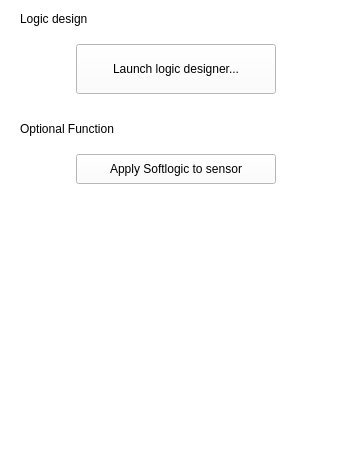
Old version of the form T3kSoftlogic/TabLogicDesignWidget.ui in the repository habilience/habilience-t3ksensor-tools.
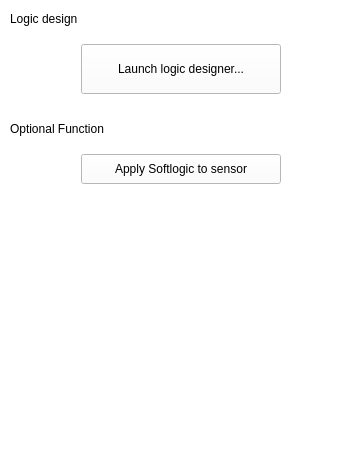
New version of the form. Custom widgets are drawn as their Qt base class.

```diff
--- a/T3kSoftlogic/TabLogicDesignWidget.ui
+++ b/T3kSoftlogic/TabLogicDesignWidget.ui
@@ -6,7 +6,7 @@
    <rect>
     <x>0</x>
     <y>0</y>
-    <width>350</width>
+    <width>360</width>
     <height>470</height>
    </rect>
   </property>
@@ -431,9 +431,9 @@
   <widget class="QWidget" name="verticalLayoutWidget">
    <property name="geometry">
     <rect>
-     <x>20</x>
+     <x>10</x>
      <y>10</y>
-     <width>311</width>
+     <width>341</width>
      <height>451</height>
     </rect>
    </property>
```
